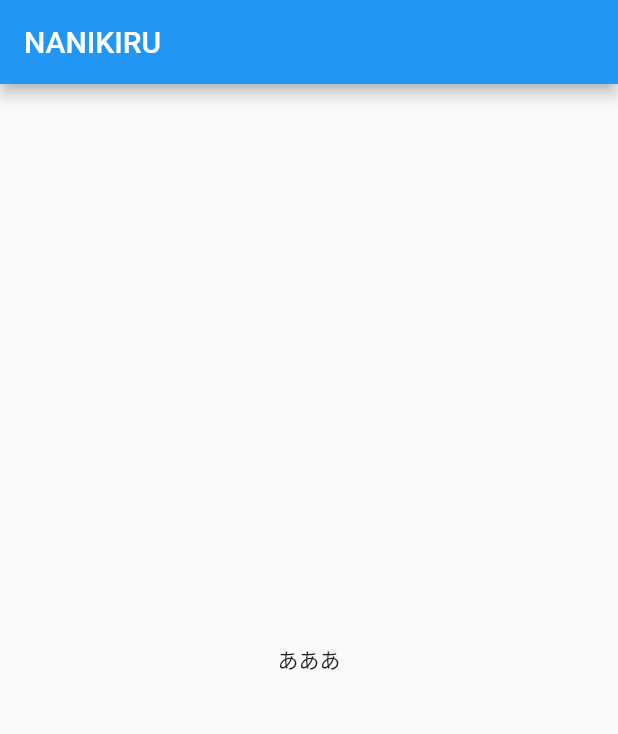
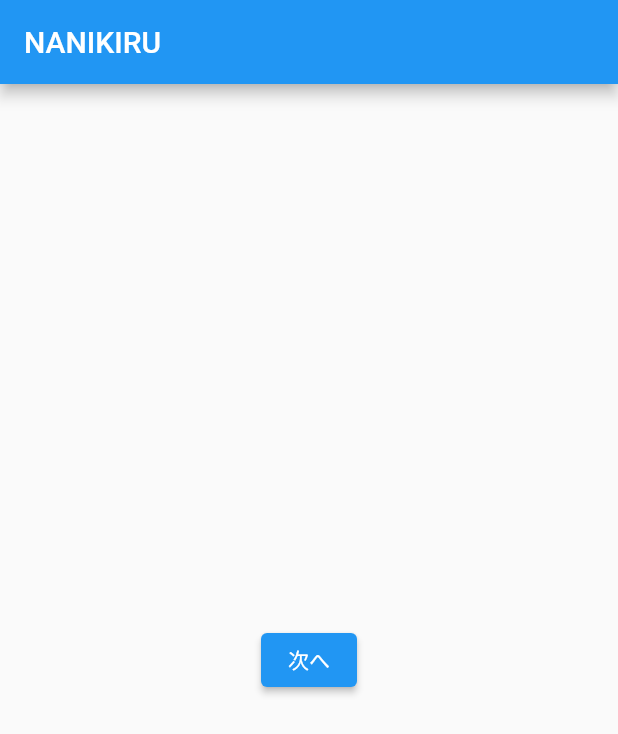
Before and after one commit to enpitut2022/nanikiru, a Flutter app: the screen it shows after launch, on a phone screen of 412 x 824 dp. Shown: the top 734 px of the screen. Run offline on Flutter 3.47's test engine with Material 2 defaults, Android fonts, the phone set to English and light mode, and no system bars.

Commit message:
104画面遷移

```diff
--- a/lib/main.dart
+++ b/lib/main.dart
@@ -1,4 +1,6 @@
 import 'package:flutter/material.dart';
+
+import 'next_page.dart';
 
 void main() {
   runApp(const MyApp());
@@ -76,34 +78,16 @@ class _MyHomePageState extends State<MyHomePage> {
         title: Text(widget.title),
       ),
       body: Center(
-        // Center is a layout widget. It takes a single child and positions it
-        // in the middle of the parent.
-        child: Column(
-          // Column is also a layout widget. It takes a list of children and
-          // arranges them vertically. By default, it sizes itself to fit its
-          // children horizontally, and tries to be as tall as its parent.
-          //
-          // Invoke "debug painting" (press "p" in the console, choose the
-          // "Toggle Debug Paint" action from the Flutter Inspector in Android
-          // Studio, or the "Toggle Debug Paint" command in Visual Studio Code)
-          // to see the wireframe for each widget.
-          //
-          // Column has various properties to control how it sizes itself and
-          // how it positions its children. Here we use mainAxisAlignment to
-          // center the children vertically; the main axis here is the vertical
-          // axis because Columns are vertical (the cross axis would be
-          // horizontal).
-          mainAxisAlignment: MainAxisAlignment.center,
-          children: <Widget>[
-            const Text(
-              'あああ',
-            ),
-            // Text(
-            //   '$_counter',
-            //   style: Theme.of(context).textTheme.headline4,
-            // ),
-          ],
-        ),
+     child: ElevatedButton(
+       onPressed: (){
+         Navigator.push(
+           context,
+           MaterialPageRoute(builder: (context) => NextPage()),
+         );
+       },
+       child: const Text('次へ'),
+
+     ),
       ),
       // floatingActionButton: FloatingActionButton(
       //   onPressed: _incrementCounter,
```
Also changed, not shown: lib/next_page.dart (+9 -1 lines).
